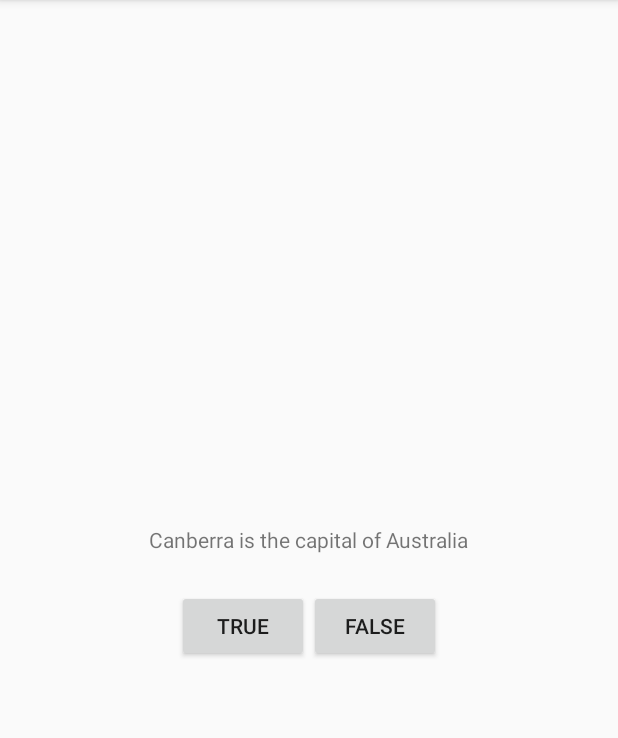
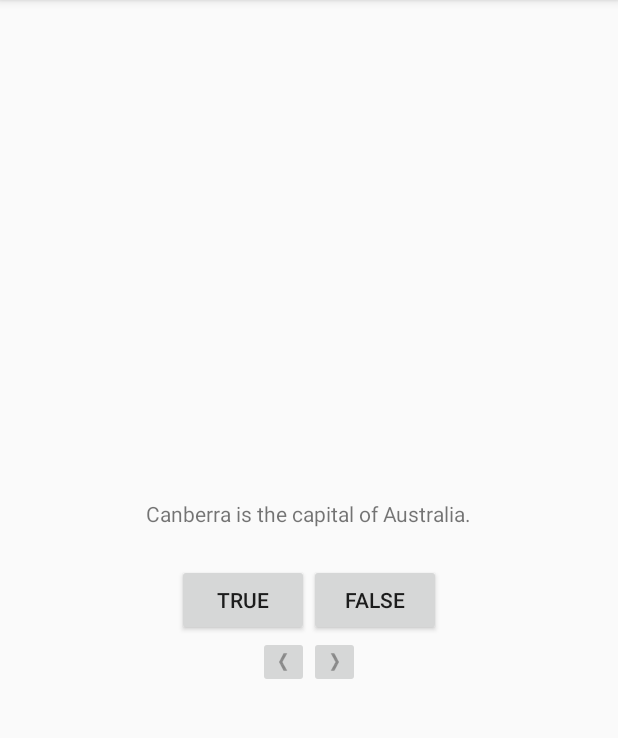
Before and after one commit to zacgumm/GeoQuiz, an Android app: the screen it shows after launch (QuizActivity), after a tap on "TRUE", on a phone screen of 412 x 824 dp, the part 84-822 px from its top. Run offline under Robolectric (Android 15) with nearby library versions, the phone set to English and light mode, and no system bars.

Commit message:
Challenge Two Completed

```diff
--- /dev/null
+++ b/app/src/main/java/zacha/gumm/geoquiz/Question.java
@@ -0,0 +1,30 @@
+package zacha.gumm.geoquiz;
+
+/**
+ * Created by ZGumm on 9/8/17.
+ */
+public class Question {
+    private int mTextResId;
+    private boolean mAnswerTrue;
+
+    public Question(int textResId, boolean answerTrue) {
+        mTextResId = textResId;
+        mAnswerTrue = answerTrue;}
+
+    public int getTextResId() {
+        return mTextResId;
+    }
+
+    public void setTextResID(int textResId) {
+        mTextResId = textResId;
+    }
+
+    public boolean isAnswerTrue() {
+        return mAnswerTrue;
+    }
+
+    public void setAnswerTrue(boolean answerTrue) {
+        mAnswerTrue = answerTrue;
+    }
+
+}
--- a/app/src/main/java/zacha/gumm/geoquiz/QuizActivity.java
+++ b/app/src/main/java/zacha/gumm/geoquiz/QuizActivity.java
@@ -6,27 +6,80 @@ import android.os.Bundle;
 import android.view.Gravity;
 import android.view.View;
 import android.widget.Button;
+import android.widget.ImageButton;
+import android.widget.TextView;
 import android.widget.Toast;
 
 public class QuizActivity extends AppCompatActivity {
 
     private Button mTrueButton;
     private Button mFalseButton;
+    private ImageButton mNextButton;
+    private ImageButton mPreviousButton;
+    private TextView mQuestionTextView;
 
+    private Question[] mQuestionBank = new Question[]{
+            new Question(R.string.question_australia, true),
+            new Question(R.string.question_oceans, true),
+            new Question(R.string.question_mideast, false),
+            new Question(R.string.question_africa, false),
+            new Question(R.string.question_americas, true),
+            new Question(R.string.question_asia, true),
+    };
 
+    private int mCurrentIndex = 0;
+
+    private void updateQuestion() {
+        int question = mQuestionBank[mCurrentIndex].getTextResId();
+        mQuestionTextView.setText(question);
+
+    }
+
+    private void checkAnswer(boolean userPressedTrue){
+        boolean answerIsTrue = mQuestionBank[mCurrentIndex].isAnswerTrue();
+        int messageResId = 0;
+
+        if(userPressedTrue == answerIsTrue) {
+            messageResId = R.string.correct_toast;
+        } else {
+            messageResId = R.string.incorrect_toast;
+        }
+        Toast.makeText(this, messageResId, Toast.LENGTH_SHORT).show();
+    }
 
     @Override
     protected void onCreate(Bundle savedInstanceState) {
         super.onCreate(savedInstanceState);
         setContentView(R.layout.activity_quiz);
 
-        mTrueButton = (Button) findViewById(R.id.true_button);
-        mTrueButton.setOnClickListener(new View.OnClickListener(){
+        mQuestionTextView = (TextView) findViewById(R.id.question_text_view);
+
+        mNextButton = (ImageButton) findViewById(R.id.next_button);
+
+        mNextButton.setOnClickListener(new View.OnClickListener() {
             @Override
             public void onClick(View v) {
-                Toast toast = Toast.makeText(QuizActivity.this, R.string.correct_toast, Toast.LENGTH_SHORT);
-                toast.setGravity(Gravity.TOP, 0, 0);
-                toast.show();
+                mCurrentIndex = (mCurrentIndex + 1) % mQuestionBank.length;
+                updateQuestion();
+            }
+
+        });
+
+        mPreviousButton = (ImageButton) findViewById(R.id.previous_button);
+        mPreviousButton.setOnClickListener(new View.OnClickListener(){
+           @Override
+            public void onClick(View v){
+               mCurrentIndex = (mCurrentIndex - 1) % mQuestionBank.length;
+               updateQuestion();
+           }
+        });
+
+        mTrueButton = (Button) findViewById(R.id.true_button);
+
+        mTrueButton.setOnClickListener(new View.OnClickListener() {
+            @Override
+            public void onClick(View v) {
+                checkAnswer(true);
             }
 
         });
@@ -34,18 +87,19 @@ public class QuizActivity extends AppCompatActivity {
 
 
         mFalseButton = (Button) findViewById(R.id.false_button);
+
         mFalseButton.setOnClickListener(new View.OnClickListener(){
             @Override
             public void onClick(View v) {
-                Toast toast = Toast.makeText(QuizActivity.this, R.string.incorrect_toast, Toast.LENGTH_SHORT);
-                toast.setGravity(Gravity.TOP, 0, 0);
-                toast.show();
+                checkAnswer(false);
             }
 
         });
+
+        updateQuestion();
     }
 
-    public static Toast makeText(Context context,String resId, int duration){
+    public static Toast makeText(Context context, String resId, int duration) {
         Toast toast = new Toast(context);
         return toast;
     }
--- a/app/src/main/res/layout/activity_quiz.xml
+++ b/app/src/main/res/layout/activity_quiz.xml
@@ -11,7 +11,7 @@
         android:layout_width="wrap_content"
         android:layout_height="wrap_content"
         android:padding="24dp"
-        android:text="@string/question_text" />
+        android:id="@+id/question_text_view"/>
 
     <LinearLayout
         android:layout_width="wrap_content"
@@ -30,5 +30,22 @@
             android:id="@+id/false_button"/>
 
     </LinearLayout>
+<LinearLayout
+    android:layout_width="wrap_content"
+    android:layout_height="wrap_content">
+    <ImageButton
+        android:layout_width="wrap_content"
+        android:layout_height="wrap_content"
+        android:id="@+id/previous_button"
+        android:src="@drawable/arrow_left"/>
+    <ImageButton
+        android:layout_width="wrap_content"
+        android:layout_height="wrap_content"
+        android:id="@+id/next_button"
+        android:src="@drawable/arrow_right"
+        />
 
 </LinearLayout>
+
+
+</LinearLayout>
--- a/app/src/main/res/values/strings.xml
+++ b/app/src/main/res/values/strings.xml
@@ -1,8 +1,15 @@
 <resources>
     <string name="app_name">GeoQuiz</string>
-    <string name="question_text">Canberra is the capital of Australia</string>
+    <string name="question_australia">Canberra is the capital of Australia.</string>
+    <string name="question_oceans">The Pacific Ocean is larger than the Atlantic Ocean.</string>
+    <string name="question_mideast">The Suez Canal connects the Red Sea and the Indian Ocean.</string>
+    <string name="question_africa">The source of the Nile River is in Egypt.</string>
+    <string name="question_americas">The Amazon River is the longest river in the Americas.</string>
+    <string name="question_asia">Lake Baikal is the world\'s oldest and deepest freshwater lake.</string>
     <string name="true_button">True</string>
     <string name="false_button">False</string>
     <string name="correct_toast">Correct!</string>
     <string name="incorrect_toast">Incorrect!</string>
+    <string name="next_button">Next</string>
+    <string name="previous_button">Previous</string>
 </resources>
```
Also changed, not shown: app/src/main/res/drawable-hdpi/arrow_left.png (added), app/src/main/res/drawable-hdpi/arrow_right.png (added), app/src/main/res/drawable-mdpi/arrow_left.png (added), app/src/main/res/drawable-mdpi/arrow_right.png (added), app/src/main/res/drawable-xhdpi/arrow_left.png (added), app/src/main/res/drawable-xhdpi/arrow_right.png (added), app/src/main/res/drawable-xxhdpi/arrow_left.png (added), app/src/main/res/drawable-xxhdpi/arrow_right.png (added).
